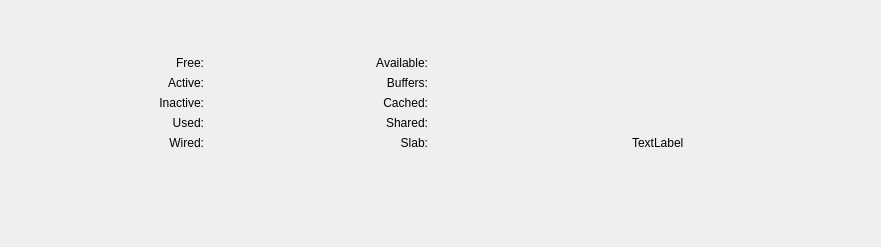
The window that Under Construction/Activity Monitor.app/Resources/activity_monitor/ui/tab_system_memory.ui (helloSystem/Utilities) describes before a commit, drawn with Qt 5.
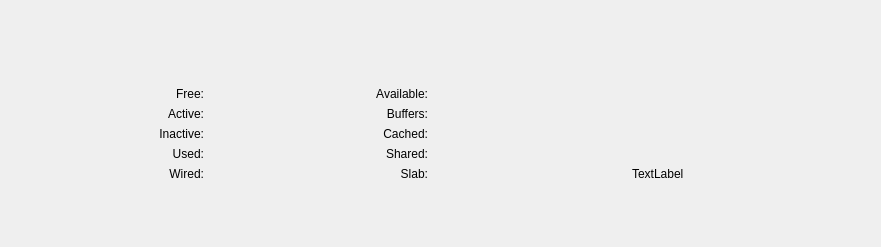
The same window after the commit. Custom widgets are drawn as their Qt base class.

```diff
--- a/Under Construction/Activity Monitor.app/Resources/activity_monitor/ui/tab_system_memory.ui
+++ b/Under Construction/Activity Monitor.app/Resources/activity_monitor/ui/tab_system_memory.ui
@@ -25,7 +25,7 @@
                                 <enum>Qt::Vertical</enum>
                             </property>
                             <property name="sizeType">
-                                <enum>QSizePolicy::Fixed</enum>
+                                <enum>QSizePolicy::MinimumExpanding</enum>
                             </property>
                             <property name="sizeHint" stdset="0">
                                 <size>
```
